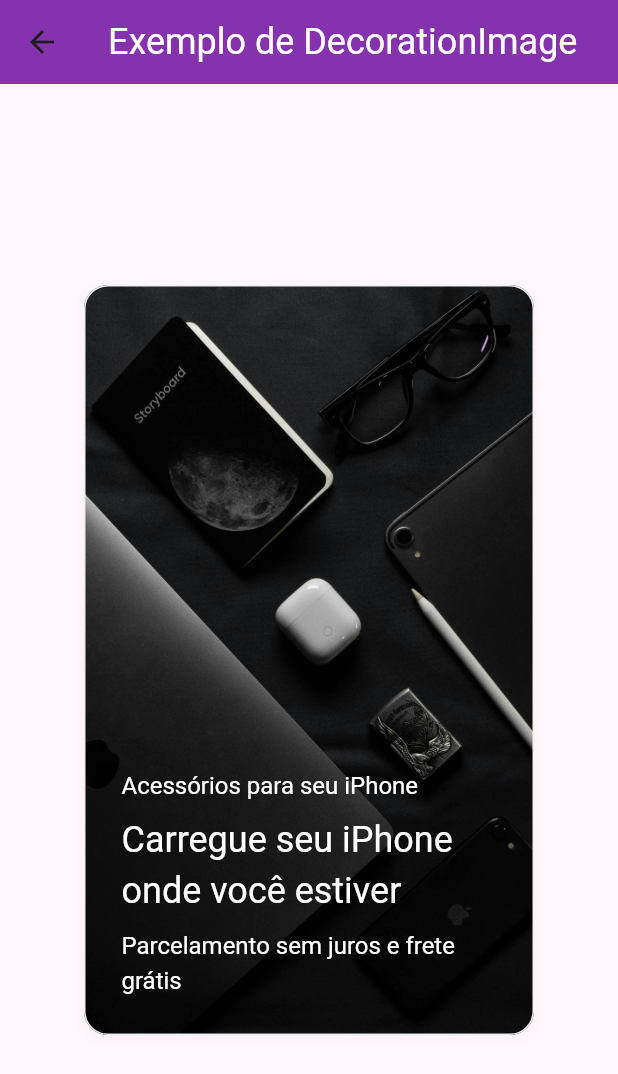
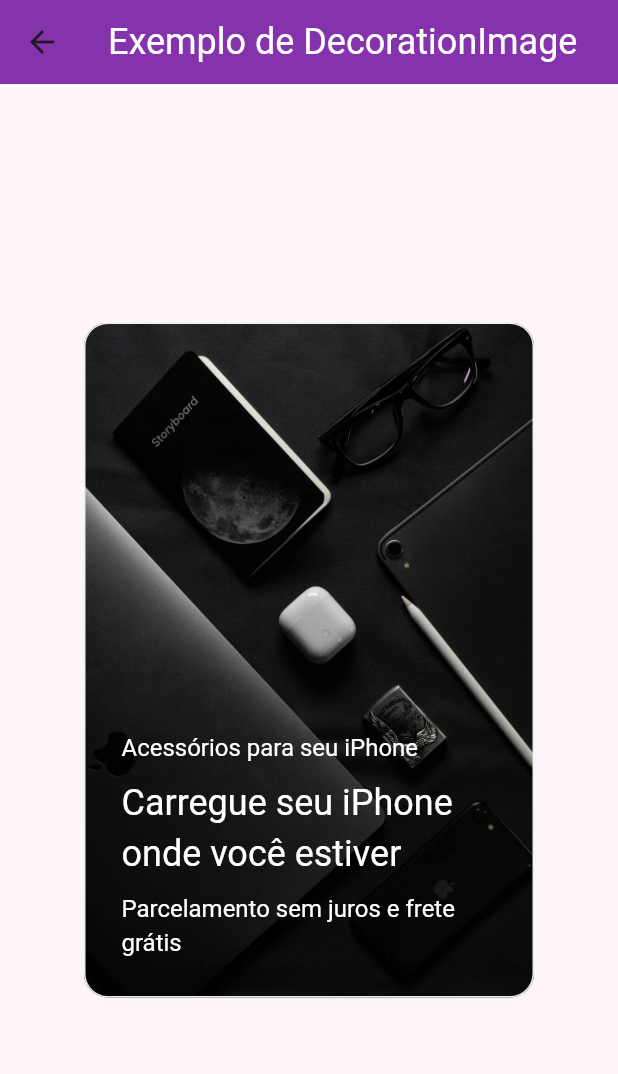
Before and after one commit to cacio-costa/vivoapp, a Flutter app: the ExemploDecorationImage screen opened directly, on a phone screen of 412 x 824 dp. Shown: the top 1074 px of the screen. Run offline on Flutter 3.47's test engine with Material 3 defaults, Android fonts, the phone set to English and light mode, and no system bars; accounts and stored records are empty.

Commit message:
Ajusta tamanho do painel de chamada

```diff
--- a/lib/widgets/chamada.dart
+++ b/lib/widgets/chamada.dart
@@ -8,7 +8,7 @@
   @override
   Widget build(BuildContext context) {
     return Container(
-      height: 500,
+      height: 450,
       width: 300,
       decoration: BoxDecoration(
         borderRadius: BorderRadius.circular(16),
```
